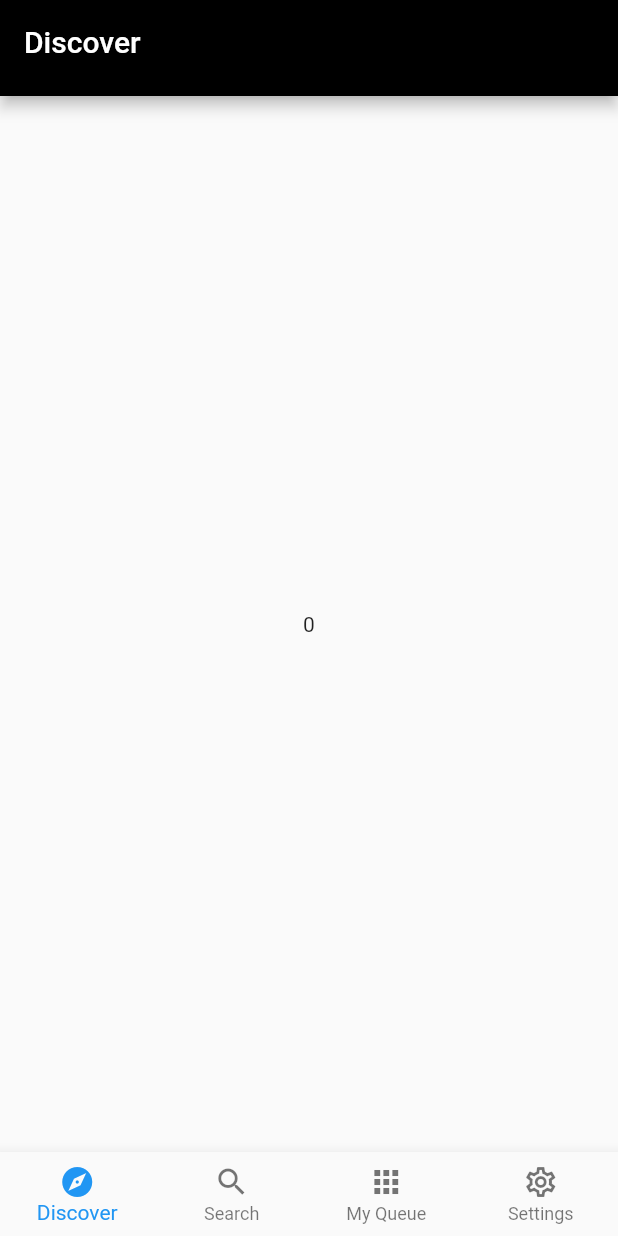
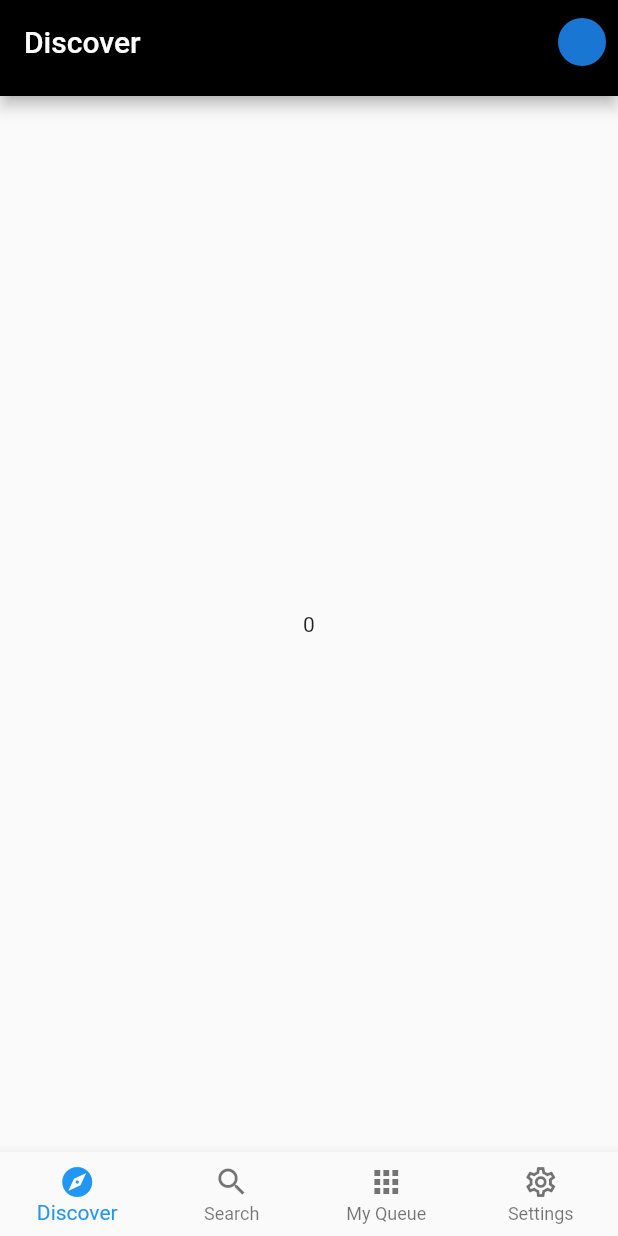
Before and after one commit to JAICHANGPARK/flutter_notebook_18th_story, a Flutter app: the screen it shows after launch, on a phone screen of 412 x 824 dp. Run offline on Flutter 3.47's test engine with Material 2 defaults, Android fonts, the phone set to English and light mode, and no system bars; our stand-ins replace cached_network_image, dotted_border, flutter_lorem, flutter_riverpod, flutter_svg, freezed_annotation and 4 more.

Commit message:
Update app_bar_widget.dart

```diff
--- a/lib/ep1090_podcast_app/src/widgets/app_bar_widget.dart
+++ b/lib/ep1090_podcast_app/src/widgets/app_bar_widget.dart
@@ -14,6 +14,12 @@ class AppBarWidget extends ConsumerWidget with PreferredSizeWidget {
       case 0:
         title = "Discover";
         break;
+      case 1:
+        title = "Search";
+        break;
+      case 2:
+        title = "My Queue";
+        break;
       default:
         title = "Unknown";
     }
@@ -21,6 +27,15 @@ class AppBarWidget extends ConsumerWidget with PreferredSizeWidget {
       title: Text(title),
       foregroundColor: Colors.white,
       backgroundColor: Colors.black,
+
+      actions: [
+        Padding(
+          padding: const EdgeInsets.all(8.0),
+          child: CircleAvatar(
+            radius: 16,
+          ),
+        ),
+      ],
     );
   }
 
```
